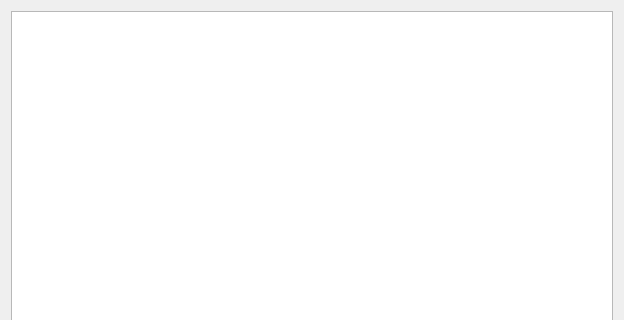
TeleMidia/nclcomposer, file src/gui/ui/ShortcutsDialog.ui: the form before one commit; both pictures show x 0 to 624 and y 0 to 320 of the 624 by 473 pixel window.
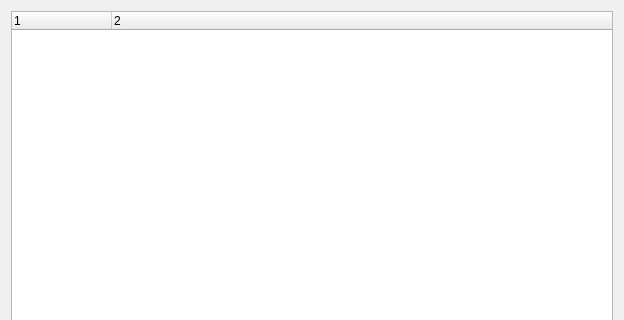
The form after the commit.

Commit message:
[gui] Finish "Help->Keyboard shortcuts"
Resolves: #15

* src/gui/src/AboutDialogs.cpp: Likewise.
* src/gui/ui/ShortcutsDialog.ui: Likewise.

Diff of the .ui file:
```diff
--- a/src/gui/ui/ShortcutsDialog.ui
+++ b/src/gui/ui/ShortcutsDialog.ui
@@ -15,7 +15,21 @@
   </property>
   <layout class="QVBoxLayout" name="verticalLayout">
    <item>
-    <widget class="QListView" name="listView"/>
+    <widget class="QTreeWidget" name="treeWidget">
+     <property name="columnCount">
+      <number>2</number>
+     </property>
+     <column>
+      <property name="text">
+       <string notr="true">1</string>
+      </property>
+     </column>
+     <column>
+      <property name="text">
+       <string notr="true">2</string>
+      </property>
+     </column>
+    </widget>
    </item>
    <item>
     <widget class="QDialogButtonBox" name="buttonBox">
```
The commit also changes 1 other file.
